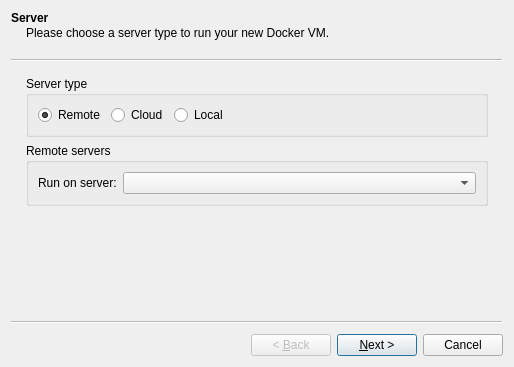
Above: gns3/modules/docker/ui/docker_vm_wizard.ui from laerreal/gns3-gui before the change. Below: the same form after it.
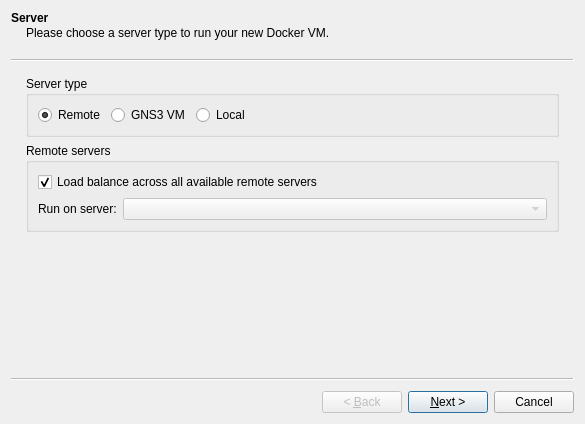
That is the form after the change.

Commit message: Refactor the VM wizard for Docker

```diff
--- a/gns3/modules/docker/ui/docker_vm_wizard.ui
+++ b/gns3/modules/docker/ui/docker_vm_wizard.ui
@@ -6,8 +6,8 @@
    <rect>
     <x>0</x>
     <y>0</y>
-    <width>514</width>
-    <height>367</height>
+    <width>585</width>
+    <height>424</height>
    </rect>
   </property>
   <property name="windowTitle">
@@ -23,8 +23,8 @@
    <property name="subTitle">
     <string>Please choose a server type to run your new Docker VM.</string>
    </property>
-   <layout class="QGridLayout" name="gridLayout_2">
-    <item row="0" column="0">
+   <layout class="QVBoxLayout" name="verticalLayout">
+    <item>
      <widget class="QGroupBox" name="uiServerTypeGroupBox">
       <property name="title">
        <string>Server type</string>
@@ -43,7 +43,7 @@
        <item>
         <widget class="QRadioButton" name="uiCloudRadioButton">
          <property name="text">
-          <string>Cloud</string>
+          <string>GNS3 VM</string>
          </property>
         </widget>
        </item>
@@ -70,16 +70,33 @@
       </layout>
      </widget>
     </item>
-    <item row="1" column="0">
+    <item>
      <widget class="QGroupBox" name="uiRemoteServersGroupBox">
       <property name="title">
        <string>Remote servers</string>
       </property>
-      <layout class="QGridLayout" name="gridLayout_8">
-       <item row="0" column="1">
+      <layout class="QGridLayout" name="gridLayout_7">
+       <item row="0" column="0" colspan="2">
+        <widget class="QCheckBox" name="uiLoadBalanceCheckBox">
+         <property name="text">
+          <string>Load balance across all available remote servers</string>
+         </property>
+         <property name="checked">
+          <bool>true</bool>
+         </property>
+        </widget>
+       </item>
+       <item row="1" column="0">
+        <widget class="QLabel" name="uiRemoteServersLabel">
+         <property name="text">
+          <string>Run on server:</string>
+         </property>
+        </widget>
+       </item>
+       <item row="1" column="1">
         <widget class="QComboBox" name="uiRemoteServersComboBox">
          <property name="enabled">
-          <bool>true</bool>
+          <bool>false</bool>
          </property>
          <property name="sizePolicy">
           <sizepolicy hsizetype="Expanding" vsizetype="Fixed">
@@ -89,13 +106,6 @@
          </property>
         </widget>
        </item>
-       <item row="0" column="0">
-        <widget class="QLabel" name="uiRemoteServersLabel">
-         <property name="text">
-          <string>Run on server:</string>
-         </property>
-        </widget>
-       </item>
       </layout>
      </widget>
     </item>
```
Left out of the diff: 2 changed lines with no effect on the pictures. The commit also changes 3 other files.
